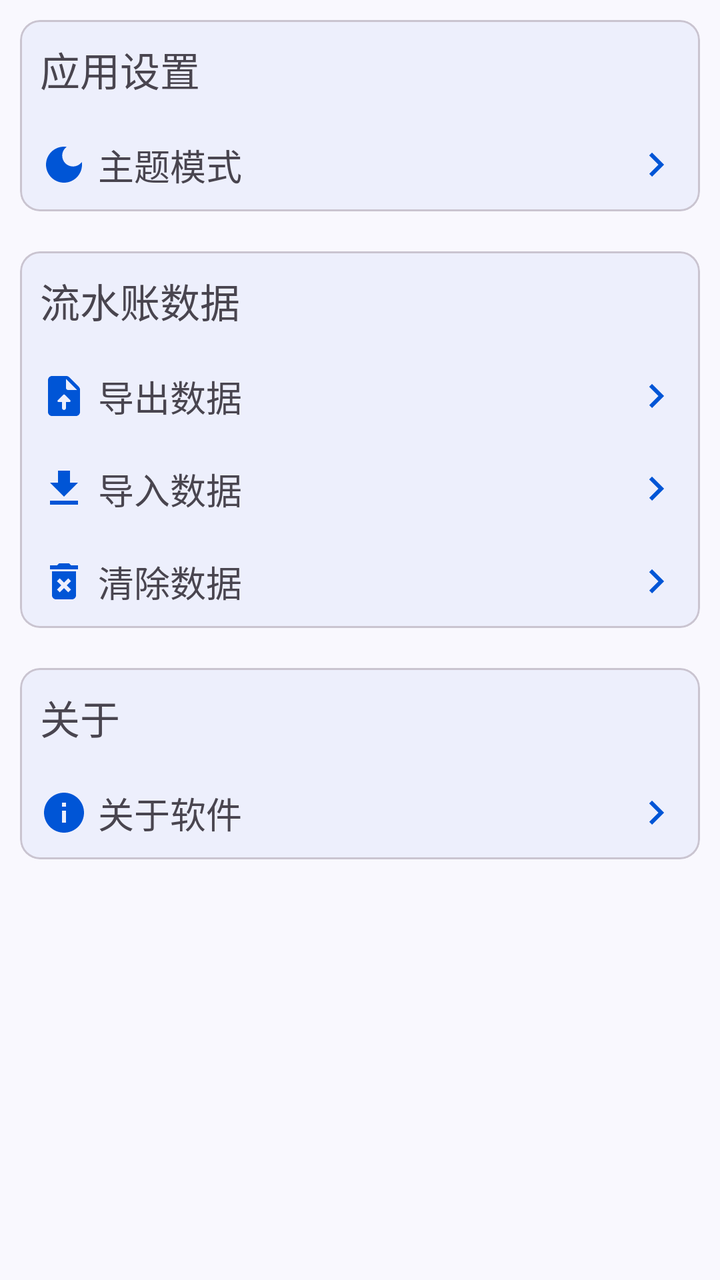
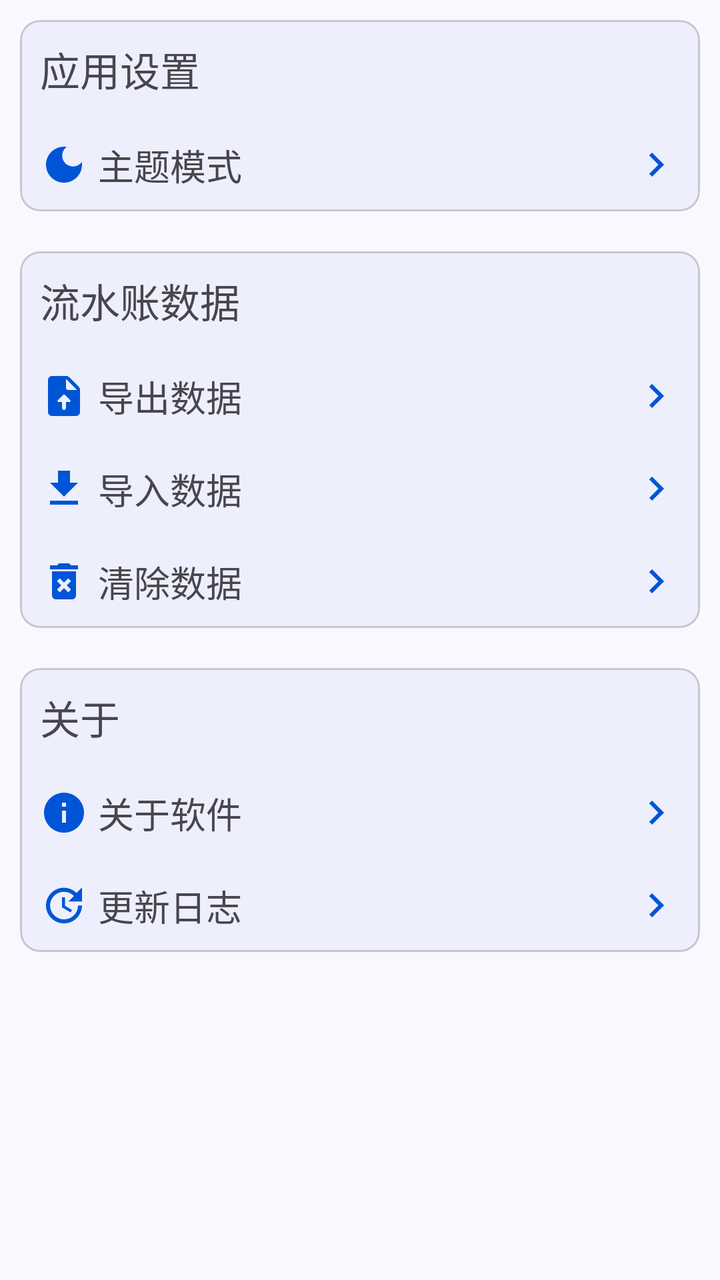

Compare the two renders of this Android layout. The source of the first and the diff that turns it into the second are given below.
<!-- AndroidManifest.xml: application theme Theme.ProjectManager -->
<!-- res/layout/fragment_setting.xml -->
<?xml version="1.0" encoding="utf-8"?>
<ScrollView xmlns:android="http://schemas.android.com/apk/res/android"
    xmlns:tools="http://schemas.android.com/tools"
    android:id="@+id/mine_fragment"
    style="@style/PageStyle"
    android:layout_width="match_parent"
    android:layout_height="match_parent"
    android:orientation="vertical"
    tools:context=".ui.setting.SettingFragment">

    <LinearLayout
        android:layout_width="match_parent"
        android:layout_height="match_parent"
        android:orientation="vertical">

        <com.google.android.material.card.MaterialCardView
            style="@style/ContentCardStyle"
            android:layout_width="match_parent"
            android:layout_height="wrap_content">

            <LinearLayout
                android:layout_width="match_parent"
                android:layout_height="match_parent"
                android:orientation="vertical">

                <com.google.android.material.textview.MaterialTextView
                    style="@style/LabelTextViewStyle"
                    android:layout_width="wrap_content"
                    android:layout_height="wrap_content"
                    android:text="应用设置" />

                
                <com.google.android.material.textview.MaterialTextView
                    android:id="@+id/setting_theme_mode"
                    style="@style/SubSettingCardStyle"
                    android:layout_width="match_parent"
                    android:layout_height="wrap_content"
                    android:drawableStart="@drawable/baseline_dark_mode_24"
                    android:text="主题模式" />

            </LinearLayout>
        </com.google.android.material.card.MaterialCardView>

        <com.google.android.material.card.MaterialCardView
            style="@style/ContentCardStyle"
            android:layout_width="match_parent"
            android:layout_height="wrap_content">

            <LinearLayout
                android:layout_width="match_parent"
                android:layout_height="wrap_content"
                android:orientation="vertical">

                <com.google.android.material.textview.MaterialTextView
                    style="@style/LabelTextViewStyle"
                    android:layout_width="wrap_content"
                    android:layout_height="wrap_content"
                    android:text="流水账数据" />

                <com.google.android.material.textview.MaterialTextView
                    android:id="@+id/setting_export_running_account"
                    style="@style/SubSettingCardStyle"
                    android:layout_width="match_parent"
                    android:layout_height="wrap_content"
                    android:drawableStart="@drawable/round_export_data_24"
                    android:text="导出数据" />

                <com.google.android.material.textview.MaterialTextView
                    android:id="@+id/setting_import_running_account"
                    style="@style/SubSettingCardStyle"
                    android:layout_width="match_parent"
                    android:layout_height="wrap_content"
                    android:drawableStart="@drawable/baseline_import_data_24"
                    android:text="导入数据" />

                <com.google.android.material.textview.MaterialTextView
                    android:id="@+id/setting_clear_running_account"
                    style="@style/SubSettingCardStyle"
                    android:layout_width="match_parent"
                    android:layout_height="wrap_content"
                    android:drawableStart="@drawable/baseline_delete_forever_24"
                    android:text="清除数据" />
            </LinearLayout>
        </com.google.android.material.card.MaterialCardView>

        <com.google.android.material.card.MaterialCardView
            style="@style/ContentCardStyle"
            android:layout_width="match_parent"
            android:layout_height="wrap_content">

            <LinearLayout
                android:layout_width="match_parent"
                android:layout_height="match_parent"
                android:orientation="vertical">

                <com.google.android.material.textview.MaterialTextView
                    style="@style/LabelTextViewStyle"
                    android:layout_width="wrap_content"
                    android:layout_height="wrap_content"
                    android:text="关于" />

                
                <com.google.android.material.textview.MaterialTextView
                    android:id="@+id/setting_about"
                    style="@style/SubSettingCardStyle"
                    android:layout_width="match_parent"
                    android:layout_height="wrap_content"
                    android:drawableStart="@drawable/baseline_info_24"
                    android:text="关于软件" />
            </LinearLayout>
        </com.google.android.material.card.MaterialCardView>
    </LinearLayout>
</ScrollView>
<!-- resources referenced by this layout -->
<resources>
  <!-- drawable baseline_import_data_24 (drawable) -->
  <vector xmlns:android="http://schemas.android.com/apk/res/android" android:height="24dp" android:tint="#000000" android:viewportHeight="24" android:viewportWidth="24" android:width="24dp">
        
      <path android:fillColor="@android:color/white" android:pathData="M19,9h-4V3H9v6H5l7,7 7,-7zM5,18v2h14v-2H5z"/>
      
  </vector>
  <!-- drawable baseline_info_24 (drawable) -->
  <vector xmlns:android="http://schemas.android.com/apk/res/android" android:height="24dp" android:tint="#000000" android:viewportHeight="24" android:viewportWidth="24" android:width="24dp">
        
      <path android:fillColor="@android:color/white" android:pathData="M12,2C6.48,2 2,6.48 2,12s4.48,10 10,10 10,-4.48 10,-10S17.52,2 12,2zM13,17h-2v-6h2v6zM13,9h-2L11,7h2v2z"/>
      
  </vector>
  <style name="ContentCardStyle">
          <item name="cardBackgroundColor">@color/card_background</item>
          <item name="cardCornerRadius">10dp</item>
          <item name="android:layout_margin">10dp</item>
      </style>
  <style name="LabelTextViewStyle">
          <item name="android:paddingStart">10dp</item>
          <item name="android:paddingEnd">10dp</item>
          <item name="android:paddingTop">10dp</item>
          <item name="android:paddingBottom">10dp</item>
          <item name="android:textSize">20sp</item>
      </style>
  <style name="PageStyle">
          <item name="android:fitsSystemWindows">true</item>
          <item name="android:background">@color/page_background</item>
      </style>
  <color name="card_background">#edeffc</color>
  <color name="page_background">#f9f8fe</color>
  <!-- drawable baseline_keyboard_arrow_right_24 (drawable) -->
  <vector xmlns:android="http://schemas.android.com/apk/res/android" android:autoMirrored="true" android:height="24dp" android:tint="#000000" android:viewportHeight="24" android:viewportWidth="24" android:width="24dp">
        
      <path android:fillColor="@android:color/white" android:pathData="M8.59,16.59L13.17,12 8.59,7.41 10,6l6,6 -6,6 -1.41,-1.41z"/>
      
  </vector>
  <color name="theme_blue">#0055d6</color>
  <color name="theme_blue_variant">#dae1fe</color>
  <color name="white">#FFFFFFFF</color>
  <color name="teal_200">#FF03DAC5</color>
  <color name="teal_700">#FF018786</color>
  <color name="black">#FF000000</color>
  <style name="ToolBarStyle" parent="Widget.Material3.Toolbar">
          <item name="android:background">@color/toolbar_background</item>
          <item name="navigationIconTint">@color/theme_blue</item>
          <item name="contentInsetStart">10dp</item>
          <item name="titleTextAppearance">@style/TitleStyle</item>
      </style>
  <color name="toolbar_background">#ebedfa</color>
  <style name="TitleStyle">
          <item name="android:textSize">23sp</item>
          <item name="android:textColor">@color/black</item>
      </style>
  <!-- unchanged entries left out for length: 5 -->
</resources>

<!-- the commit's change to res/layout/fragment_setting.xml (unified diff, before → after) -->
@@ -10,7 +10,7 @@
 
     <LinearLayout
         android:layout_width="match_parent"
-        android:layout_height="match_parent"
+        android:layout_height="wrap_content"
         android:orientation="vertical">
 
         <com.google.android.material.card.MaterialCardView
@@ -27,7 +27,7 @@
                     style="@style/LabelTextViewStyle"
                     android:layout_width="wrap_content"
                     android:layout_height="wrap_content"
-                    android:text="应用设置" />
+                    android:text="@string/setting" />
 
                 
                 <com.google.android.material.textview.MaterialTextView
@@ -36,7 +36,7 @@
                     android:layout_width="match_parent"
                     android:layout_height="wrap_content"
                     android:drawableStart="@drawable/baseline_dark_mode_24"
-                    android:text="主题模式" />
+                    android:text="@string/theme_mode" />
 
             </LinearLayout>
         </com.google.android.material.card.MaterialCardView>
@@ -55,7 +55,7 @@
                     style="@style/LabelTextViewStyle"
                     android:layout_width="wrap_content"
                     android:layout_height="wrap_content"
-                    android:text="流水账数据" />
+                    android:text="@string/running_account_data" />
 
                 <com.google.android.material.textview.MaterialTextView
                     android:id="@+id/setting_export_running_account"
@@ -63,7 +63,7 @@
                     android:layout_width="match_parent"
                     android:layout_height="wrap_content"
                     android:drawableStart="@drawable/round_export_data_24"
-                    android:text="导出数据" />
+                    android:text="@string/export_data" />
 
                 <com.google.android.material.textview.MaterialTextView
                     android:id="@+id/setting_import_running_account"
@@ -71,7 +71,7 @@
                     android:layout_width="match_parent"
                     android:layout_height="wrap_content"
                     android:drawableStart="@drawable/baseline_import_data_24"
-                    android:text="导入数据" />
+                    android:text="@string/import_data" />
 
                 <com.google.android.material.textview.MaterialTextView
                     android:id="@+id/setting_clear_running_account"
@@ -79,7 +79,7 @@
                     android:layout_width="match_parent"
                     android:layout_height="wrap_content"
                     android:drawableStart="@drawable/baseline_delete_forever_24"
-                    android:text="清除数据" />
+                    android:text="@string/clear_data" />
             </LinearLayout>
         </com.google.android.material.card.MaterialCardView>
 
@@ -97,7 +97,7 @@
                     style="@style/LabelTextViewStyle"
                     android:layout_width="wrap_content"
                     android:layout_height="wrap_content"
-                    android:text="关于" />
+                    android:text="@string/about" />
 
                 
                 <com.google.android.material.textview.MaterialTextView
@@ -106,7 +106,15 @@
                     android:layout_width="match_parent"
                     android:layout_height="wrap_content"
                     android:drawableStart="@drawable/baseline_info_24"
-                    android:text="关于软件" />
+                    android:text="@string/about_software" />
+
+                <com.google.android.material.textview.MaterialTextView
+                    android:id="@+id/setting_update_log"
+                    style="@style/SubSettingCardStyle"
+                    android:layout_width="match_parent"
+                    android:layout_height="wrap_content"
+                    android:drawableStart="@drawable/baseline_update_24"
+                    android:text="@string/update_log" />
             </LinearLayout>
         </com.google.android.material.card.MaterialCardView>
     </LinearLayout>
<!-- resource entries referenced after the edit -->
@@ -12,6 +12,21 @@
       <path android:fillColor="@android:color/white" android:pathData="M12,2C6.48,2 2,6.48 2,12s4.48,10 10,10 10,-4.48 10,-10S17.52,2 12,2zM13,17h-2v-6h2v6zM13,9h-2L11,7h2v2z"/>
       
   </vector>
+  <!-- drawable baseline_update_24 (drawable) -->
+  <vector xmlns:android="http://schemas.android.com/apk/res/android" android:height="24dp" android:tint="#000000" android:viewportHeight="24" android:viewportWidth="24" android:width="24dp">
+        
+      <path android:fillColor="@android:color/white" android:pathData="M21,10.12h-6.78l2.74,-2.82c-2.73,-2.7 -7.15,-2.8 -9.88,-0.1c-2.73,2.71 -2.73,7.08 0,9.79s7.15,2.71 9.88,0C18.32,15.65 19,14.08 19,12.1h2c0,1.98 -0.88,4.55 -2.64,6.29c-3.51,3.48 -9.21,3.48 -12.72,0c-3.5,-3.47 -3.53,-9.11 -0.02,-12.58s9.14,-3.47 12.65,0L21,3V10.12zM12.5,8v4.25l3.5,2.08l-0.72,1.21L11,13V8H12.5z"/>
+      
+  </vector>
+  <string name="about">关于</string>
+  <string name="about_software">关于软件</string>
+  <string name="clear_data">清除数据</string>
+  <string name="export_data">导出数据</string>
+  <string name="import_data">导入数据</string>
+  <string name="running_account_data">流水账数据</string>
+  <string name="setting">应用设置</string>
+  <string name="theme_mode">主题模式</string>
+  <string name="update_log">更新日志</string>
   <style name="ContentCardStyle">
           <item name="cardBackgroundColor">@color/card_background</item>
           <item name="cardCornerRadius">10dp</item>
